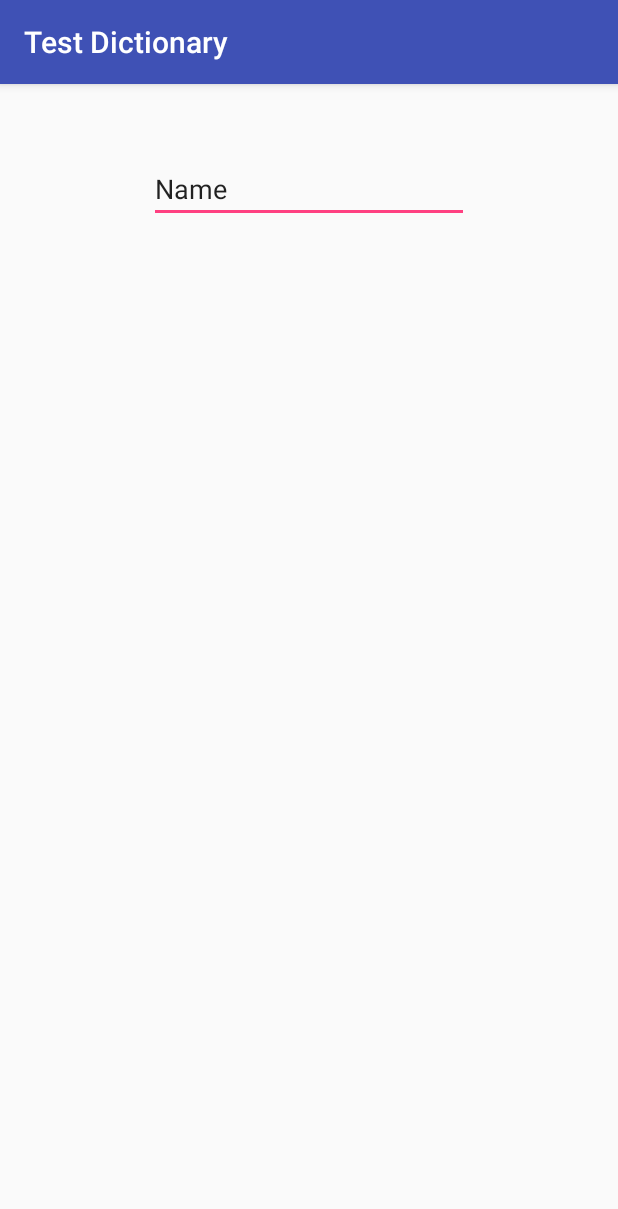
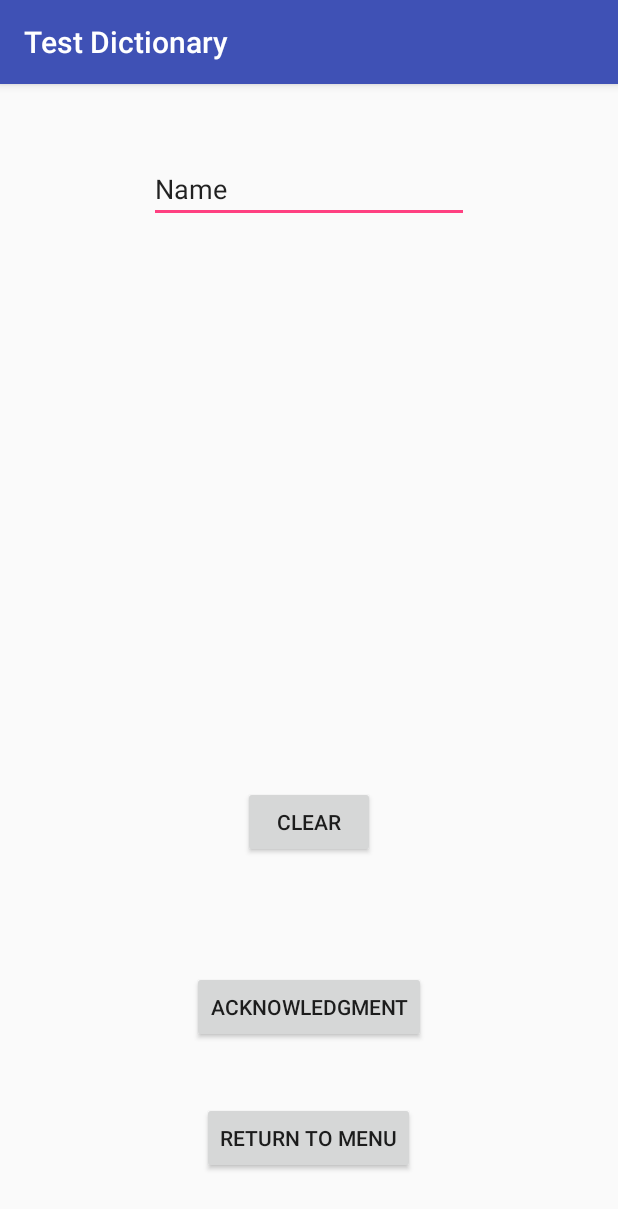
Before and after one commit to yongqi-chao/Treasure-Collector, an Android app: the DictionaryActivity screen opened directly, with no data from a screen before it, on a phone screen of 412 x 824 dp. Shown: the top 1209 px of the screen. Run offline under Robolectric (Android 15) with nearby library versions, the phone set to English and light mode, and no system bars.

Commit message:
add return to menu button

```diff
--- a/app/src/main/java/edu/neu/madcourse/yongqichao/DictionaryActivity.java
+++ b/app/src/main/java/edu/neu/madcourse/yongqichao/DictionaryActivity.java
@@ -1,11 +1,15 @@
 package edu.neu.madcourse.yongqichao;
 
+import android.content.Intent;
 import android.support.v7.app.AppCompatActivity;
 import android.os.Bundle;
+import android.view.View;
+import android.widget.Button;
 import android.widget.EditText;
 
 public class DictionaryActivity extends AppCompatActivity {
 
+    Button returnButton;
     EditText editText;
 
     @Override
@@ -18,5 +22,16 @@ public class DictionaryActivity extends AppCompatActivity {
 
 
 
+
+        //add RETURN button
+        returnButton = (Button) findViewById(R.id.returnButton);
+        returnButton.setOnClickListener(new View.OnClickListener() {
+            @Override
+            public void onClick(View v) {
+                finish();
+            }
+        });
+
+
     }
 }
--- a/app/src/main/res/layout/activity_dictionary.xml
+++ b/app/src/main/res/layout/activity_dictionary.xml
@@ -20,4 +20,32 @@
         android:layout_centerHorizontal="true"
         android:layout_marginTop="31dp"
         android:id="@+id/editText" />
+
+    <Button
+        android:text="@string/returnButton"
+        android:layout_width="wrap_content"
+        android:layout_height="wrap_content"
+        android:layout_alignParentBottom="true"
+        android:layout_centerHorizontal="true"
+        android:layout_marginBottom="25dp"
+        android:id="@+id/returnButton" />
+
+    <Button
+        android:text="@string/acknoledgements"
+        android:layout_width="wrap_content"
+        android:layout_height="wrap_content"
+        android:layout_above="@+id/returnButton"
+        android:layout_centerHorizontal="true"
+        android:layout_marginBottom="39dp"
+        android:id="@+id/acknowledgment" />
+
+    <Button
+        android:text="@string/clearButton"
+        android:layout_width="wrap_content"
+        android:layout_height="wrap_content"
+        android:layout_above="@+id/acknowledgment"
+        android:layout_centerHorizontal="true"
+        android:layout_marginBottom="75dp"
+        android:id="@+id/clearButton" />
+
 </RelativeLayout>
--- a/app/src/main/res/values/strings.xml
+++ b/app/src/main/res/values/strings.xml
@@ -7,4 +7,9 @@
     <string name="dictionaryButton">Dictionary</string>
     <string name="quitButton">Quit</string>
     <string name="pictureDescription">Picture of myself</string>
+
+    <string name="returnButton">Return to Menu</string>
+    <string name="clearButton">Clear</string>
+    <string name="acknoledgements">Acknowledgment</string>
+
 </resources>
```
